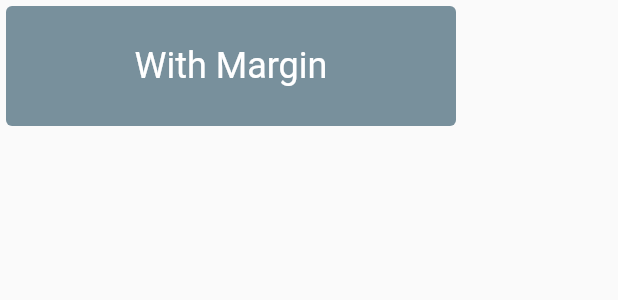
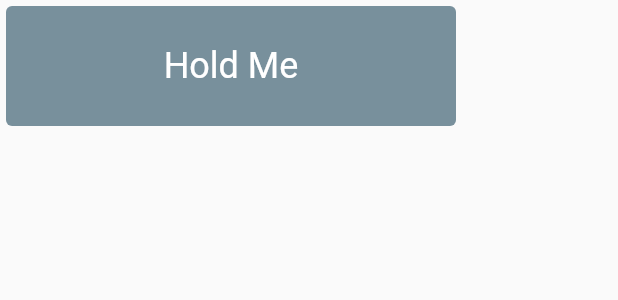
Before and after one commit to MahdiGharooni/holdable_button, a Flutter app: the LongButton widget shown alone on an empty page, opened directly, on a phone screen of 412 x 824 dp. Shown: the top 300 px of the screen. Run offline on Flutter 3.47's test engine with Material 2 defaults, Android fonts, the phone set to English and light mode, and no system bars; our stand-ins replace plugin_platform_interface; missing offline and left inert: dart:html.

Commit message:
clean the code

```diff
--- a/example/lib/buttons/long_button.dart
+++ b/example/lib/buttons/long_button.dart
@@ -10,7 +10,7 @@ class LongButton extends StatefulWidget {
 
 class _LongButtonState extends State<LongButton> {
   Color _bgColor = Colors.blueGrey[400]!;
-  String _text = "With Margin";
+  String _text = "Hold Me";
 
   @override
   Widget build(BuildContext context) {
--- a/lib/my_painter.dart
+++ b/lib/my_painter.dart
@@ -7,8 +7,13 @@ class MyPainter extends CustomPainter {
   final double startPoint;
   final Color loadingColor;
 
-  MyPainter(this.progress, this.radius, this.loadingColor, this.strokeWidth,
-      [this.startPoint = 0]);
+  MyPainter(
+    this.progress,
+    this.radius,
+    this.loadingColor,
+    this.strokeWidth, [
+    this.startPoint = 0,
+  ]);
 
   @override
   void paint(Canvas canvas, Size size) {
```
Also changed, not shown: example/pubspec.lock.
